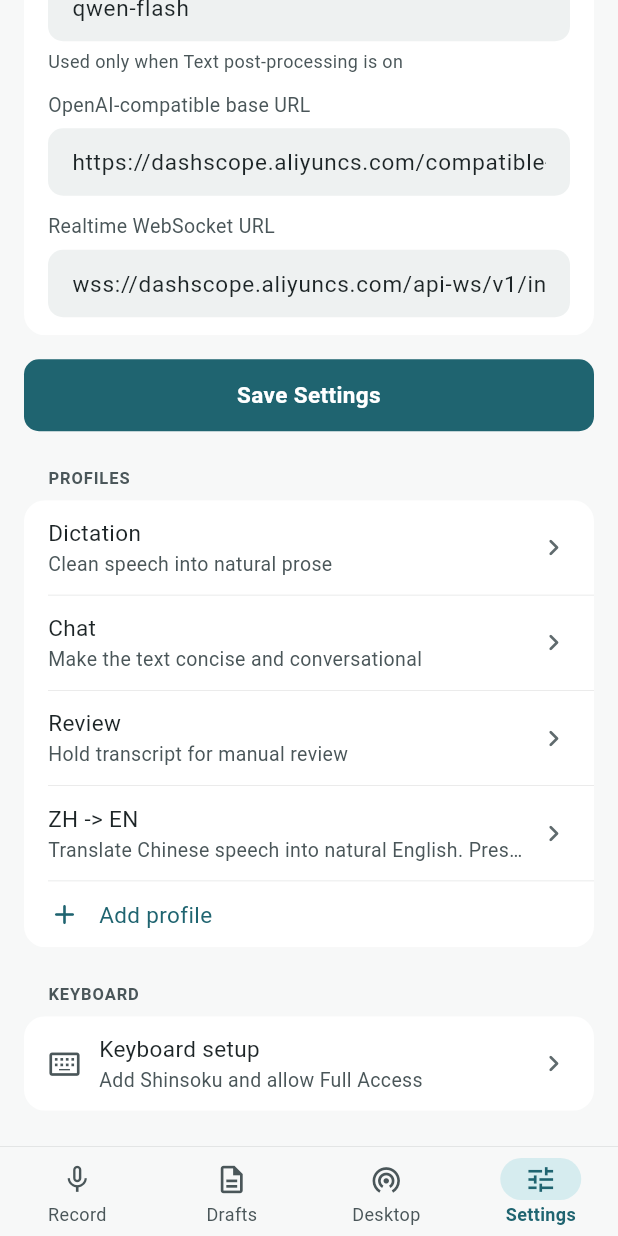
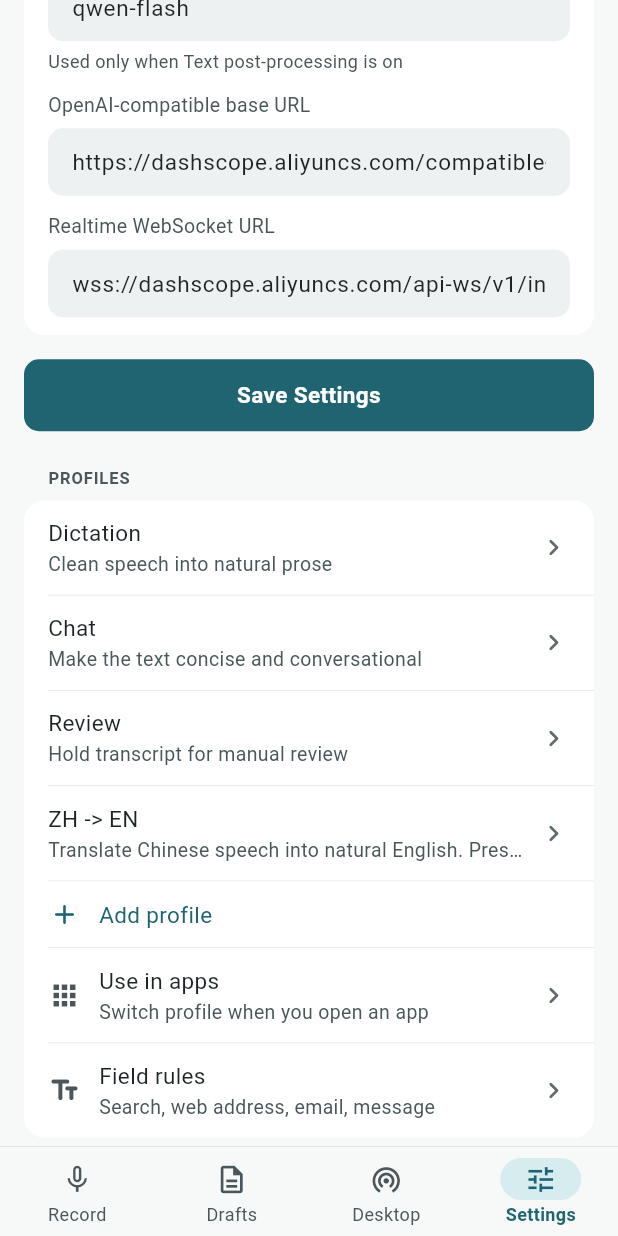
Before and after one commit to chux0519/Shinsoku, a Flutter app: the screen it shows after launch, item 4 of the bottom bar chosen, scrolled down 819 dp, on a phone screen of 412 x 824 dp. Run offline on Flutter 3.47's test engine with Material 3 defaults, Android fonts, the phone set to English and light mode, and no system bars; our stand-ins replace flutter_secure_storage, multicast_dns, permission_handler; missing offline and left inert: record; accounts and stored records are empty.

Commit message:
profile-01 P4: Use in apps guide, field rules (mirrored to fieldRules.v1), Record shows the active profile and why
Co-Authored-By: Claude Sonnet 5.5 <noreply@anthropic.com>

```diff
--- a/mobile/lib/app/mobile_shell.dart
+++ b/mobile/lib/app/mobile_shell.dart
@@ -15,6 +15,9 @@ import 'package:shinsoku_mobile/features/settings/profile_editor_sheet.dart';
 import 'package:shinsoku_mobile/features/settings/settings_view.dart';
 import 'package:shinsoku_mobile/services/active_profile.dart';
 import 'package:shinsoku_mobile/services/capture_types.dart';
+import 'package:shinsoku_mobile/services/field_rules.dart';
+import 'package:shinsoku_mobile/services/profile_reason.dart';
+import 'package:shinsoku_mobile/services/shortcuts.dart';
 import 'package:shinsoku_mobile/services/smoke_test.dart';
 import 'package:shinsoku_mobile/services/transcription_service.dart';
 import 'package:shinsoku_mobile/services/provider_settings.dart';
@@ -57,6 +60,8 @@ class _MobileShellState extends State<MobileShell> with WidgetsBindingObserver {
   final ProviderSettingsStore _providerSettingsStore = ProviderSettingsStore();
   final VoiceProfileStore _voiceProfileStore = VoiceProfileStore();
   final ActiveProfileStore _activeProfileStore = ActiveProfileStore();
+  final FieldRulesStore _fieldRulesStore = FieldRulesStore();
+  FieldRules _fieldRules = const FieldRules();
   final AudioRecorder _audioRecorder = AudioRecorder();
 
   List<VoiceProfile> _profiles = List<VoiceProfile>.of(defaultVoiceProfiles);
@@ -249,9 +254,8 @@ class _MobileShellState extends State<MobileShell> with WidgetsBindingObserver {
       if (!mounted) {
         return;
       }
-      ScaffoldMessenger.of(
-        context,
-      ).showSnackBar(SnackBar(content: Text(message)));
+      ScaffoldMessenger.of(context)
+          .showSnackBar(SnackBar(content: Text(message)));
     } catch (error) {
       if (!mounted) {
         return;
@@ -322,8 +326,7 @@ class _MobileShellState extends State<MobileShell> with WidgetsBindingObserver {
         _microphoneAllowed = false;
         _smokeTestStatus = const SmokeTestStatus(
           label: 'Microphone access is off',
-          detail:
-              'Allow microphone access in iOS Settings, then try recording again.',
+          detail: 'Allow microphone access in iOS Settings, then try recording again.',
           failed: true,
           finished: true,
           fix: StatusFix.microphone,
@@ -341,8 +344,7 @@ class _MobileShellState extends State<MobileShell> with WidgetsBindingObserver {
         _microphoneAllowed = false;
         _smokeTestStatus = const SmokeTestStatus(
           label: 'Recording failed',
-          detail:
-              'Microphone permission was granted but the recorder is not ready.',
+          detail: 'Microphone permission was granted but the recorder is not ready.',
           failed: true,
           finished: true,
         );
@@ -623,9 +625,8 @@ class _MobileShellState extends State<MobileShell> with WidgetsBindingObserver {
       return;
     }
 
-    ScaffoldMessenger.of(
-      context,
-    ).showSnackBar(const SnackBar(content: Text('Draft updated.')));
+    ScaffoldMessenger.of(context)
+        .showSnackBar(const SnackBar(content: Text('Draft updated.')));
   }
 
   Future<void> _loadVoiceProfiles() async {
@@ -633,23 +634,34 @@ class _MobileShellState extends State<MobileShell> with WidgetsBindingObserver {
     // Migration + launch sync: publish ids/names, keep or create the shared
     // selection (idempotent).
     await _activeProfileStore.sync(profiles);
+    final rules = await _fieldRulesStore.pruneTo(profiles.map((p) => p.id));
+    await _fieldRulesStore.mirror(rules);
     if (!mounted) {
       return;
     }
     setState(() {
       _profiles = profiles;
+      _fieldRules = rules;
     });
+  }
+
+  Future<void> _saveFieldRules(FieldRules rules) async {
+    await _fieldRulesStore.save(rules);
+    if (mounted) setState(() => _fieldRules = rules);
   }
 
   Future<void> _saveVoiceProfiles(List<VoiceProfile> profiles) async {
     await _voiceProfileStore.save(profiles);
     // PR3: republish and repair a selection that points at a deleted id.
     await _activeProfileStore.sync(profiles);
+    // Deleting a profile removes the field rules that point to it.
+    final rules = await _fieldRulesStore.pruneTo(profiles.map((p) => p.id));
     if (!mounted) {
       return;
     }
     setState(() {
       _profiles = profiles;
+      _fieldRules = rules;
     });
   }
 
@@ -829,8 +841,7 @@ class _MobileShellState extends State<MobileShell> with WidgetsBindingObserver {
       _captureState = CaptureState.processing;
       _smokeTestStatus = const SmokeTestStatus(
         label: 'Real Bailian smoke test',
-        detail:
-            'Calling Bailian text, ASR, and realtime APIs from the iOS simulator.',
+        detail: 'Calling Bailian text, ASR, and realtime APIs from the iOS simulator.',
       );
     });
 
@@ -916,6 +927,10 @@ class _MobileShellState extends State<MobileShell> with WidgetsBindingObserver {
         onCapturePressed: _toggleCapture,
         onOpenMicrophoneSettings: _handleMicrophoneSettingsPressed,
         onOpenSettings: () => _selectTab(3),
+        profileReason: activeProfileReason(
+          _activeProfile.name,
+          resolveActive(_activeProfileStore.selection, _profiles).source,
+        ),
       ),
       DraftsView(
         drafts: _drafts,
@@ -961,6 +976,9 @@ class _MobileShellState extends State<MobileShell> with WidgetsBindingObserver {
         profiles: _profiles,
         onProfileAdded: () => _showVoiceProfileEditor(),
         onProfileOpened: (profile) => _showVoiceProfileEditor(profile: profile),
+        fieldRules: _fieldRules,
+        onFieldRulesChanged: _saveFieldRules,
+        onOpenShortcuts: openShortcutsApp,
       ),
     ];
 
--- a/mobile/lib/features/settings/settings_view.dart
+++ b/mobile/lib/features/settings/settings_view.dart
@@ -1,7 +1,10 @@
 import 'dart:async';
 
 import 'package:flutter/material.dart';
+import 'package:shinsoku_mobile/features/settings/field_rules_view.dart';
 import 'package:shinsoku_mobile/features/settings/keyboard_setup_view.dart';
+import 'package:shinsoku_mobile/features/settings/use_in_apps_view.dart';
+import 'package:shinsoku_mobile/services/field_rules.dart';
 import 'package:shinsoku_mobile/services/provider_settings.dart';
 import 'package:shinsoku_mobile/services/transcription_service.dart';
 import 'package:shinsoku_mobile/services/voice_profiles.dart';
@@ -22,6 +25,9 @@ class SettingsView extends StatefulWidget {
     this.profiles = const [],
     this.onProfileAdded,
     this.onProfileOpened,
+    this.fieldRules = const FieldRules(),
+    this.onFieldRulesChanged,
+    this.onOpenShortcuts,
     super.key,
   });
 
@@ -41,6 +47,11 @@ class SettingsView extends StatefulWidget {
   final List<VoiceProfile> profiles;
   final VoidCallback? onProfileAdded;
   final ValueChanged<VoiceProfile>? onProfileOpened;
+
+  /// Field-kind rules and the Shortcuts launcher (profile-01 P4).
+  final FieldRules fieldRules;
+  final Future<void> Function(FieldRules rules)? onFieldRulesChanged;
+  final Future<bool> Function()? onOpenShortcuts;
 
   @override
   State<SettingsView> createState() => _SettingsViewState();
@@ -154,9 +165,8 @@ class _SettingsViewState extends State<SettingsView> {
       if (!mounted) {
         return;
       }
-      ScaffoldMessenger.of(
-        context,
-      ).showSnackBar(SnackBar(content: Text('Save failed: $error')));
+      ScaffoldMessenger.of(context)
+          .showSnackBar(SnackBar(content: Text('Save failed: $error')));
     }
   }
 
@@ -331,6 +341,34 @@ class _SettingsViewState extends State<SettingsView> {
               accentTitle: true,
               onTap: widget.onProfileAdded,
             ),
+            SkListRow(
+              leading: Icons.apps_rounded,
+              title: 'Use in apps',
+              subtitle: 'Switch profile when you open an app',
+              chevron: true,
+              onTap: () => Navigator.of(context).push(
+                MaterialPageRoute<void>(
+                  builder: (context) => widget.onOpenShortcuts == null
+                      ? const UseInAppsView()
+                      : UseInAppsView(onOpenShortcuts: widget.onOpenShortcuts!),
+                ),
+              ),
+            ),
+            SkListRow(
+              leading: Icons.text_fields_rounded,
+              title: 'Field rules',
+              subtitle: 'Search, web address, email, message',
+              chevron: true,
+              onTap: () => Navigator.of(context).push(
+                MaterialPageRoute<void>(
+                  builder: (context) => FieldRulesView(
+                    profiles: widget.profiles,
+                    rules: widget.fieldRules,
+                    onChanged: widget.onFieldRulesChanged ?? (_) async {},
+                  ),
+                ),
+              ),
+            ),
           ],
         ),
         gap,
--- /dev/null
+++ b/mobile/lib/services/field_rules.dart
@@ -0,0 +1,172 @@
+import 'dart:convert';
+
+import 'package:flutter/foundation.dart';
+import 'package:flutter/services.dart';
+import 'package:flutter_secure_storage/flutter_secure_storage.dart';
+
+/// The kinds of text field the keyboard can tell apart (profile-01 P3). Wire
+/// names are shared with the keyboard through `fieldRules.v1`.
+enum FieldKind {
+  search('search', 'Search'),
+  url('url', 'Web address'),
+  email('email', 'Email'),
+  message('message', 'Message');
+
+  const FieldKind(this.wireName, this.label);
+
+  final String wireName;
+  final String label;
+}
+
+/// Field kind → profile id. A kind without an entry has no rule ("None").
+@immutable
+class FieldRules {
+  const FieldRules([this.byKind = const {}]);
+
+  final Map<FieldKind, String> byKind;
+
+  String? operator [](FieldKind kind) => byKind[kind];
+
+  FieldRules set(FieldKind kind, String? profileId) {
+    final next = Map<FieldKind, String>.of(byKind);
+    if (profileId == null || profileId.trim().isEmpty) {
+      next.remove(kind);
+    } else {
+      next[kind] = profileId;
+    }
+    return FieldRules(next);
+  }
+
+  /// Drops rules that point at a profile that no longer exists.
+  FieldRules pruned(Iterable<String> existingProfileIds) {
+    final ids = existingProfileIds.toSet();
+    return FieldRules({
+      for (final entry in byKind.entries)
+        if (ids.contains(entry.value)) entry.key: entry.value,
+    });
+  }
+
+  /// `{kind: profileId}`, only known kinds and non-empty ids.
+  Map<String, String> toJson() => {
+    for (final entry in byKind.entries) entry.key.wireName: entry.value,
+  };
+
+  String encode() => jsonEncode(toJson());
+
+  static FieldRules fromJson(Object? json) {
+    if (json is! Map) return const FieldRules();
+    final rules = <FieldKind, String>{};
+    for (final kind in FieldKind.values) {
+      final id = json[kind.wireName];
+      if (id is String && id.trim().isNotEmpty) rules[kind] = id;
+    }
+    return FieldRules(rules);
+  }
+
+  static FieldRules decode(String? raw) {
+    if (raw == null || raw.trim().isEmpty) return const FieldRules();
+    try {
+      return fromJson(jsonDecode(raw));
+    } on FormatException {
+      return const FieldRules();
+    }
+  }
+
+  @override
+  bool operator ==(Object other) =>
+      other is FieldRules && mapEquals(other.byKind, byKind);
+
+  @override
+  int get hashCode => Object.hashAllUnordered(
+    byKind.entries.map((e) => Object.hash(e.key, e.value)),
+  );
+}
+
+/// Where the rules are kept on the Dart side.
+abstract interface class FieldRulesStorage {
+  Future<String?> read();
+  Future<void> write(String value);
+}
+
+class SecureFieldRulesStorage implements FieldRulesStorage {
+  const SecureFieldRulesStorage();
+
+  static const _storage = FlutterSecureStorage(
+    aOptions: AndroidOptions(encryptedSharedPreferences: true),
+  );
+  static const _key = 'field_rules.v1';
+
+  @override
+  Future<String?> read() => _storage.read(key: _key);
+
+  @override
+  Future<void> write(String value) => _storage.write(key: _key, value: value);
+}
+
+/// Native side: the App Group key `fieldRules.v1`.
+abstract interface class FieldRulesBridge {
+  Future<void> setFieldRules(Map<String, String> rules);
+}
+
+class MethodChannelFieldRulesBridge implements FieldRulesBridge {
+  const MethodChannelFieldRulesBridge();
+
+  static const MethodChannel channel = MethodChannel(
+    'net.potafree.shinsoku/profiles',
+  );
+
+  @override
+  Future<void> setFieldRules(Map<String, String> rules) =>
+      channel.invokeMethod<void>('setFieldRules', {'rules': jsonEncode(rules)});
+}
+
+/// Persists the rules in Dart (the owner) and mirrors them to the App Group
+/// for the keyboard. The mirror is best-effort, like the active selection.
+class FieldRulesStore {
+  FieldRulesStore({
+    FieldRulesStorage storage = const SecureFieldRulesStorage(),
+    FieldRulesBridge bridge = const MethodChannelFieldRulesBridge(),
+  }) : _storage = storage,
+       _bridge = bridge;
+
+  final FieldRulesStorage _storage;
+  final FieldRulesBridge _bridge;
+
+  Future<FieldRules> load() async {
+    try {
+      return FieldRules.decode(await _storage.read());
+    } on PlatformException {
+      return const FieldRules();
+    } on MissingPluginException {
+      return const FieldRules();
+    }
+  }
+
+  Future<void> save(FieldRules rules) async {
+    try {
+      await _storage.write(rules.encode());
+    } on MissingPluginException {
+      // No native storage (tests, other platforms).
+    }
+    await mirror(rules);
+  }
+
+  Future<void> mirror(FieldRules rules) async {
+    try {
+      await _bridge.setFieldRules(rules.toJson());
+    } on MissingPluginException {
+      // Best-effort.
+    } on PlatformException catch (error) {
+      debugPrint('field rules: ${error.code}');
+    }
+  }
+
+  /// Deleting a profile removes the rules that point to it. Returns the rules
+  /// now in effect.
+  Future<FieldRules> pruneTo(Iterable<String> profileIds) async {
+    final current = await load();
+    final pruned = current.pruned(profileIds);
+    if (pruned != current) await save(pruned);
+    return pruned;
+  }
+}
--- /dev/null
+++ b/mobile/lib/services/profile_reason.dart
@@ -0,0 +1,13 @@
+import 'package:shinsoku_mobile/services/active_profile.dart';
+
+/// Secondary text under the Record status line: which profile is active and
+/// why. The field-rule source shows only in the keyboard (the app can't see
+/// the field), so it reads as the default here.
+String activeProfileReason(String profileName, ProfileSource source) {
+  final why = switch (source) {
+    ProfileSource.manual => 'set by you',
+    ProfileSource.automation => 'set by automation',
+    ProfileSource.fieldRule || ProfileSource.byDefault => 'default',
+  };
+  return '$profileName · $why';
+}
```
Also changed, not shown: mobile/lib/features/record/record_view.dart (+15 -0 lines), mobile/lib/features/settings/field_rules_view.dart (added, +116 -0 lines), mobile/lib/features/settings/use_in_apps_view.dart (added, +165 -0 lines), mobile/lib/services/shortcuts.dart (added, +15 -0 lines), 7 other files.
